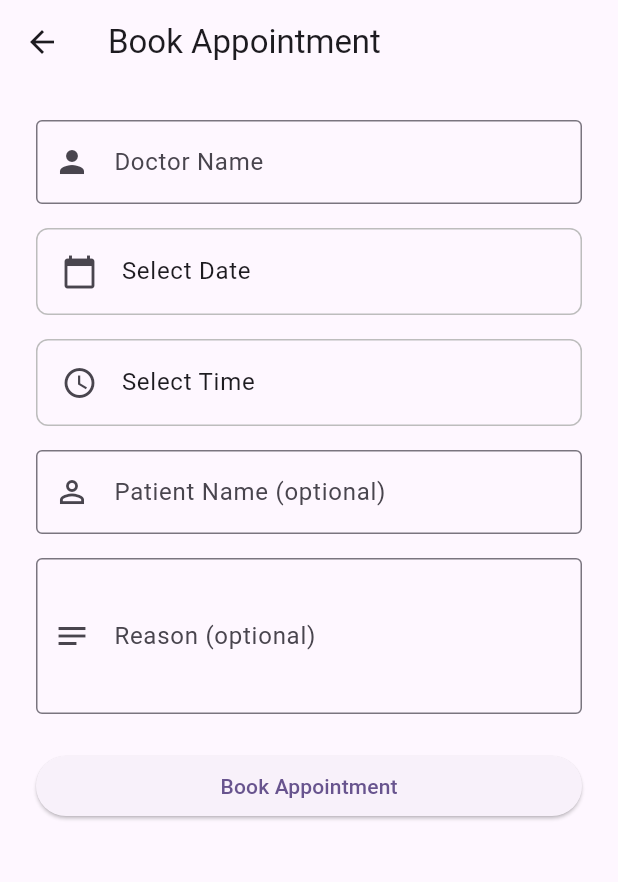
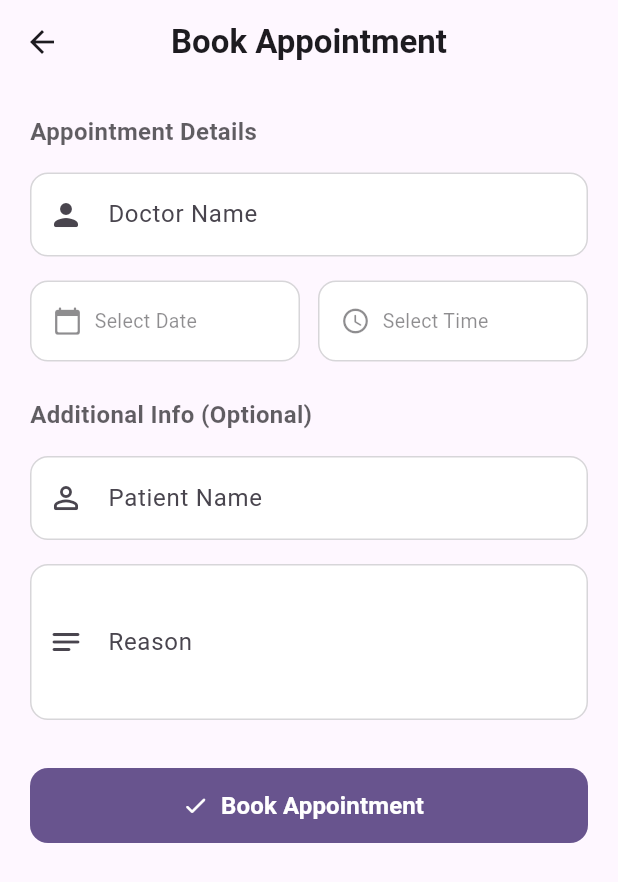
Before and after one commit to Tan-dev0211/Flutterproj, a Flutter app: the BookingScreen screen opened directly with empty values, on a phone screen of 412 x 824 dp. Shown: the top 882 px of the screen. Run offline on Flutter 3.47's test engine with Material 3 defaults, Android fonts, the phone set to English and light mode, and no system bars; our stand-ins replace shared_preferences, sqflite, sqflite_common_ffi; accounts and stored records are empty.

Commit message:
improved booking screen design

```diff
--- a/lib/screens/booking_screen.dart
+++ b/lib/screens/booking_screen.dart
@@ -57,7 +57,12 @@
     if (!_formKey.currentState!.validate()) return;
     if (_selectedDate == null || _selectedTime == null) {
       ScaffoldMessenger.of(context).showSnackBar(
-        const SnackBar(content: Text('Please select date and time')),
+        SnackBar(
+          content: const Text('Please select date and time'),
+          behavior: SnackBarBehavior.floating,
+          shape:
+              RoundedRectangleBorder(borderRadius: BorderRadius.circular(10)),
+        ),
       );
       return;
     }
@@ -85,23 +90,71 @@
     Navigator.pop(context);
   }
 
+  InputDecoration _inputDecoration({
+    required String label,
+    required IconData icon,
+    String? hint,
+  }) {
+    final colorScheme = Theme.of(context).colorScheme;
+    return InputDecoration(
+      labelText: label,
+      hintText: hint,
+      prefixIcon: Icon(icon),
+      border: OutlineInputBorder(borderRadius: BorderRadius.circular(12)),
+      enabledBorder: OutlineInputBorder(
+        borderRadius: BorderRadius.circular(12),
+        borderSide: BorderSide(
+          color: colorScheme.outline.withValues(alpha: 0.3),
+        ),
+      ),
+      focusedBorder: OutlineInputBorder(
+        borderRadius: BorderRadius.circular(12),
+        borderSide: BorderSide(color: colorScheme.primary, width: 2),
+      ),
+      filled: true,
+      fillColor: colorScheme.surfaceContainerLowest,
+    );
+  }
+
   @override
   Widget build(BuildContext context) {
+    final colorScheme = Theme.of(context).colorScheme;
+
     return Scaffold(
-      appBar: AppBar(title: const Text('Book Appointment')),
+      appBar: AppBar(
+        title: const Text(
+          'Book Appointment',
+          style: TextStyle(fontWeight: FontWeight.bold),
+        ),
+        centerTitle: true,
+      ),
       body: SingleChildScrollView(
-        padding: const EdgeInsets.all(24.0),
+        padding: const EdgeInsets.all(20.0),
         child: Form(
           key: _formKey,
           child: Column(
             crossAxisAlignment: CrossAxisAlignment.stretch,
             children: [
+              // Section label
+              Padding(
+                padding: const EdgeInsets.only(bottom: 16),
+                child: Text(
+                  'Appointment Details',
+                  style: TextStyle(
+                    fontSize: 16,
+                    fontWeight: FontWeight.w600,
+                    color: colorScheme.onSurface.withValues(alpha: 0.7),
+                  ),
+                ),
+              ),
+
+              // Doctor name
               TextFormField(
                 controller: _doctorController,
-                decoration: const InputDecoration(
-                  labelText: 'Doctor Name',
-                  border: OutlineInputBorder(),
-                  prefixIcon: Icon(Icons.person),
+                decoration: _inputDecoration(
+                  label: 'Doctor Name',
+                  icon: Icons.person_rounded,
+                  hint: 'e.g. Dr. Smith',
                 ),
                 validator: (value) {
                   if (value == null || value.trim().isEmpty) {
@@ -111,62 +164,92 @@
                 },
               ),
               const SizedBox(height: 16),
-              ListTile(
-                shape: RoundedRectangleBorder(
-                  borderRadius: BorderRadius.circular(8),
-                  side: BorderSide(color: Colors.grey.shade400),
-                ),
-                leading: const Icon(Icons.calendar_today),
-                title: Text(
-                  _selectedDate != null
+
+              // Date & Time row
+              Row(
+                children: [
+                  Expanded(
+                    child: _DateTimeTile(
+                      icon: Icons.calendar_today_rounded,
+                      label: _selectedDate != null
                           ? DateFormat('MMM dd, yyyy').format(_selectedDate!)
                           : 'Select Date',
-                ),
+                      isSelected: _selectedDate != null,
                       onTap: _pickDate,
                     ),
-              const SizedBox(height: 16),
-              ListTile(
-                shape: RoundedRectangleBorder(
-                  borderRadius: BorderRadius.circular(8),
-                  side: BorderSide(color: Colors.grey.shade400),
                   ),
-                leading: const Icon(Icons.access_time),
-                title: Text(
-                  _selectedTime != null
+                  const SizedBox(width: 12),
+                  Expanded(
+                    child: _DateTimeTile(
+                      icon: Icons.access_time_rounded,
+                      label: _selectedTime != null
                           ? _selectedTime!.format(context)
                           : 'Select Time',
-                ),
+                      isSelected: _selectedTime != null,
                       onTap: _pickTime,
                     ),
-              const SizedBox(height: 16),
+                  ),
+                ],
+              ),
+              const SizedBox(height: 24),
+
+              // Optional section label
+              Padding(
+                padding: const EdgeInsets.only(bottom: 16),
+                child: Text(
+                  'Additional Info (Optional)',
+                  style: TextStyle(
+                    fontSize: 16,
+                    fontWeight: FontWeight.w600,
+                    color: colorScheme.onSurface.withValues(alpha: 0.7),
+                  ),
+                ),
+              ),
+
               TextFormField(
                 controller: _patientController,
-                decoration: const InputDecoration(
-                  labelText: 'Patient Name (optional)',
-                  border: OutlineInputBorder(),
-                  prefixIcon: Icon(Icons.person_outline),
+                decoration: _inputDecoration(
+                  label: 'Patient Name',
+                  icon: Icons.person_outline_rounded,
                 ),
               ),
               const SizedBox(height: 16),
               TextFormField(
                 controller: _reasonController,
                 maxLines: 3,
-                decoration: const InputDecoration(
-                  labelText: 'Reason (optional)',
-                  border: OutlineInputBorder(),
-                  prefixIcon: Icon(Icons.notes),
+                decoration: _inputDecoration(
+                  label: 'Reason',
+                  icon: Icons.notes_rounded,
                 ),
               ),
-              const SizedBox(height: 24),
-              ElevatedButton(
+              const SizedBox(height: 32),
+              SizedBox(
+                height: 50,
+                child: FilledButton.icon(
                   onPressed: _isSaving ? null : _saveAppointment,
-                child: _isSaving
+                  icon: _isSaving
                       ? const SizedBox(
                           height: 20,
                           width: 20,
-                        child: CircularProgressIndicator(strokeWidth: 2),
+                          child: CircularProgressIndicator(
+                            strokeWidth: 2.5,
+                            color: Colors.white,
+                          ),
                         )
-                    : const Text('Book Appointment'),
+                      : const Icon(Icons.check_rounded),
+                  label: Text(
+                    _isSaving ? 'Saving...' : 'Book Appointment',
+                    style: const TextStyle(
+                      fontSize: 16,
+                      fontWeight: FontWeight.w600,
+                    ),
+                  ),
+                  style: FilledButton.styleFrom(
+                    shape: RoundedRectangleBorder(
+                      borderRadius: BorderRadius.circular(12),
+                    ),
+                  ),
+                ),
               ),
             ],
           ),
@@ -175,3 +258,70 @@
     );
   }
 }
+
+/// Reusable tile widget for date/time selection.
+class _DateTimeTile extends StatelessWidget {
+  final IconData icon;
+  final String label;
+  final bool isSelected;
+  final VoidCallback onTap;
+
+  const _DateTimeTile({
+    required this.icon,
+    required this.label,
+    required this.isSelected,
+    required this.onTap,
+  });
+
+  @override
+  Widget build(BuildContext context) {
+    final colorScheme = Theme.of(context).colorScheme;
+
+    return Material(
+      color: isSelected
+          ? colorScheme.primaryContainer.withValues(alpha: 0.4)
+          : colorScheme.surfaceContainerLowest,
+      borderRadius: BorderRadius.circular(12),
+      child: InkWell(
+        onTap: onTap,
+        borderRadius: BorderRadius.circular(12),
+        child: Container(
+          padding: const EdgeInsets.symmetric(horizontal: 14, vertical: 16),
+          decoration: BoxDecoration(
+            borderRadius: BorderRadius.circular(12),
+            border: Border.all(
+              color: isSelected
+                  ? colorScheme.primary.withValues(alpha: 0.5)
+                  : colorScheme.outline.withValues(alpha: 0.3),
+            ),
+          ),
+          child: Row(
+            children: [
+              Icon(
+                icon,
+                size: 20,
+                color: isSelected
+                    ? colorScheme.primary
+                    : colorScheme.onSurface.withValues(alpha: 0.5),
+              ),
+              const SizedBox(width: 8),
+              Expanded(
+                child: Text(
+                  label,
+                  style: TextStyle(
+                    fontSize: 13,
+                    fontWeight: isSelected ? FontWeight.w600 : FontWeight.w400,
+                    color: isSelected
+                        ? colorScheme.onSurface
+                        : colorScheme.onSurface.withValues(alpha: 0.5),
+                  ),
+                  overflow: TextOverflow.ellipsis,
+                ),
+              ),
+            ],
+          ),
+        ),
+      ),
+    );
+  }
+}
```
Lines whose indentation alone changed are shown as unchanged.
